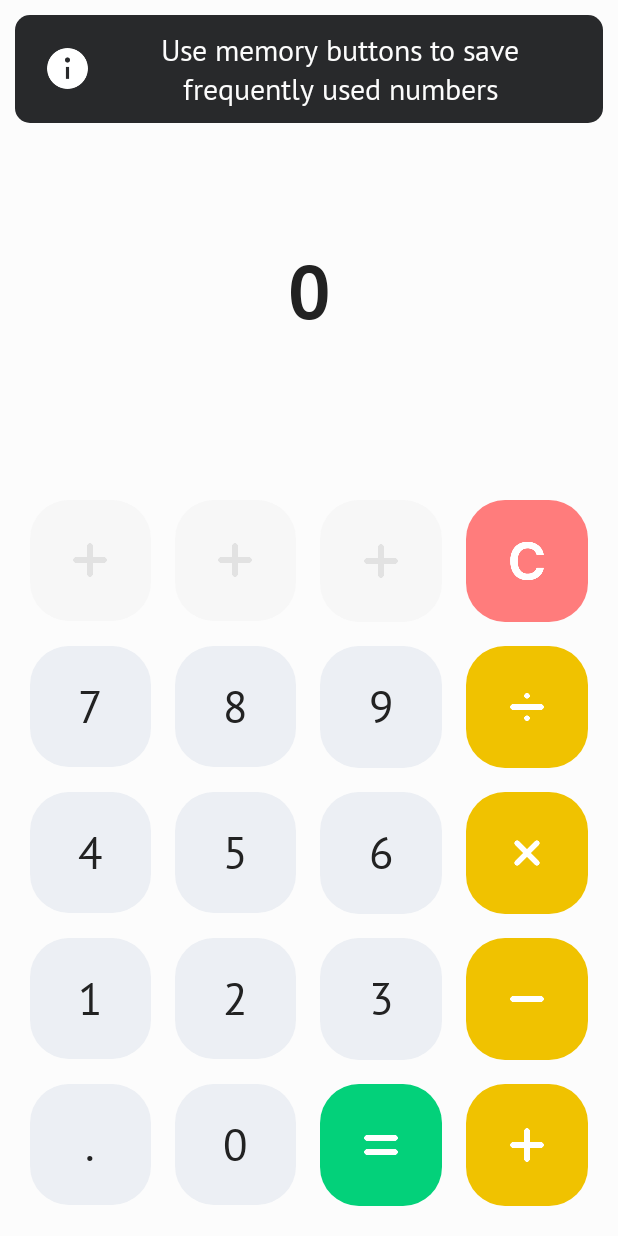
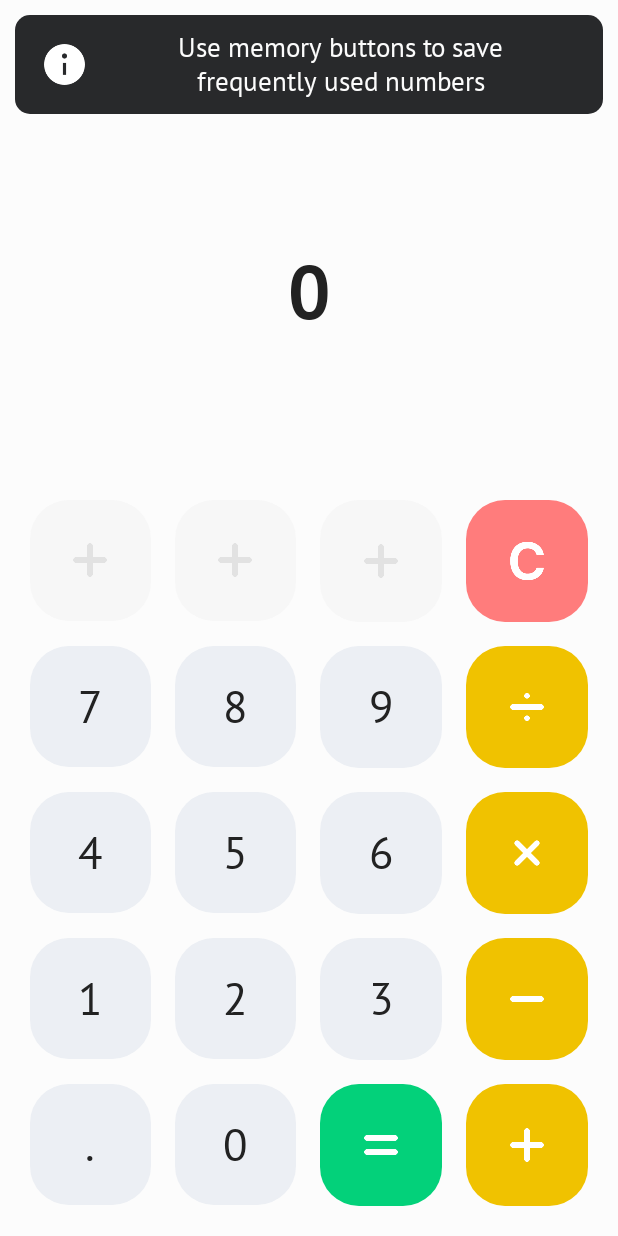
Before and after one commit to chervonyi/calculator2, an Android app: the screen it shows after launch (MainActivity), on a phone screen of 412 x 824 dp. Run offline under Robolectric (Android 15) with nearby library versions, the phone set to English and light mode, and no system bars.

Commit message:
Enable support of tablets

```diff
--- /dev/null
+++ b/Calculator/app/src/main/res/layout-sw600dp/activity_main.xml
@@ -0,0 +1,359 @@
+<?xml version="1.0" encoding="utf-8"?>
+<FrameLayout xmlns:android="http://schemas.android.com/apk/res/android"
+    xmlns:app="http://schemas.android.com/apk/res-auto"
+    xmlns:tools="http://schemas.android.com/tools"
+    android:layout_width="match_parent"
+    android:layout_height="match_parent"
+    tools:context=".MainActivity"
+    android:background="?attr/backgroundColor">
+
+
+    <LinearLayout
+        android:layout_width="match_parent"
+        android:layout_height="match_parent"
+        android:orientation="vertical">
+
+        <!--  CHANGE THIS ICON LATER      -->
+        <ImageButton
+            android:id="@+id/buttonChangeTheme"
+            android:layout_width="50dp"
+            android:layout_height="50dp"
+            android:layout_marginStart="5dp"
+            android:layout_marginTop="5dp"
+            android:src="@drawable/ic_moon_transparent"
+            android:background="@null"
+            android:scaleType="fitCenter"
+            android:padding="12dp"
+            android:onClick="onClickChangeTheme"
+            android:contentDescription="@string/change_theme_content_description"
+            android:visibility="invisible"/>
+
+        <TextView
+            android:id="@+id/mainTextView"
+            android:layout_width="match_parent"
+            android:layout_height="0dp"
+            android:layout_weight="1"
+            android:gravity="center"
+            android:textSize="50sp"
+            android:fontFamily="@font/ptsans_bold"
+            android:textColor="?attr/headerFontMainColor"
+            android:maxLines="1"
+            android:maxLength="9"
+            android:textAlignment="center"
+            android:text="@string/expression_start"/>
+
+        <LinearLayout
+            android:layout_width="match_parent"
+            android:layout_height="wrap_content"
+            android:layout_marginBottom="40dp"
+            android:layout_marginStart="20dp"
+            android:layout_marginEnd="20dp"
+            android:orientation="vertical">
+
+            <LinearLayout
+                android:layout_width="match_parent"
+                android:layout_height="wrap_content"
+                android:gravity="center"
+                android:orientation="horizontal">
+
+                <room106.calculator.CalculatorButton
+                    android:id="@+id/buttonMemory0"
+                    android:layout_width="@dimen/calculatorButtonSize"
+                    android:layout_height="@dimen/calculatorButtonSize"
+                    app:src="@drawable/ic_plus"
+                    app:buttonBackground="@drawable/empty_memory_slot_button"
+                    app:type="memory"
+                    android:onClick="onClickMemoryButton" />
+
+                <Space
+                    android:layout_width="@dimen/numberDividerSize"
+                    android:layout_height="match_parent"/>
+
+                <room106.calculator.CalculatorButton
+                    android:id="@+id/buttonMemory1"
+                    android:layout_width="@dimen/calculatorButtonSize"
+                    android:layout_height="@dimen/calculatorButtonSize"
+                    app:src="@drawable/ic_plus"
+                    app:buttonBackground="@drawable/empty_memory_slot_button"
+                    app:type="memory"
+                    android:onClick="onClickMemoryButton"/>
+
+                <Space
+                    android:layout_width="@dimen/numberDividerSize"
+                    android:layout_height="match_parent"/>
+
+                <room106.calculator.CalculatorButton
+                    android:id="@+id/buttonMemory2"
+                    android:layout_width="@dimen/calculatorButtonSize"
+                    android:layout_height="@dimen/calculatorButtonSize"
+                    app:src="@drawable/ic_plus"
+                    app:buttonBackground="@drawable/empty_memory_slot_button"
+                    app:type="memory"
+                    android:onClick="onClickMemoryButton"/>
+
+                <Space
+                    android:layout_width="@dimen/numberDividerSize"
+                    android:layout_height="match_parent"/>
+
+                <room106.calculator.CalculatorButton
+                    android:id="@+id/buttonErase"
+                    android:layout_width="@dimen/calculatorButtonSize"
+                    android:layout_height="@dimen/calculatorButtonSize"
+                    app:src="@drawable/ic_erase"
+                    app:buttonBackground="@drawable/erase_button"
+                    app:type="erase"
+                    android:onClick="onClickEraseButton"/>
+
+            </LinearLayout>
+
+            <Space
+                android:layout_width="match_parent"
+                android:layout_height="@dimen/numberDividerSize"/>
+
+            <LinearLayout
+                android:layout_width="match_parent"
+                android:layout_height="match_parent"
+                android:gravity="center"
+                android:orientation="horizontal">
+
+                <room106.calculator.CalculatorButton
+                    android:id="@+id/buttonNum7"
+                    android:layout_width="@dimen/calculatorButtonSize"
+                    android:layout_height="@dimen/calculatorButtonSize"
+                    app:text="7"
+                    app:buttonBackground="@drawable/number_button"
+                    app:type="digit"
+                    android:onClick="onClickDigit"/>
+
+                <Space
+                    android:layout_width="@dimen/numberDividerSize"
+                    android:layout_height="match_parent"/>
+
+                <room106.calculator.CalculatorButton
+                    android:id="@+id/buttonNum8"
+                    android:layout_width="@dimen/calculatorButtonSize"
+                    android:layout_height="@dimen/calculatorButtonSize"
+                    app:text="8"
+                    app:buttonBackground="@drawable/number_button"
+                    app:type="digit"
+                    android:onClick="onClickDigit"/>
+
+                <Space
+                    android:layout_width="@dimen/numberDividerSize"
+                    android:layout_height="match_parent"/>
+
+                <room106.calculator.CalculatorButton
+                    android:id="@+id/buttonNum9"
+                    android:layout_width="@dimen/calculatorButtonSize"
+                    android:layout_height="@dimen/calculatorButtonSize"
+                    app:text="9"
+                    app:buttonBackground="@drawable/number_button"
+                    app:type="digit"
+                    android:onClick="onClickDigit"/>
+
+                <Space
+                    android:layout_width="@dimen/numberDividerSize"
+                    android:layout_height="match_parent"/>
+
+                <room106.calculator.CalculatorButton
+                    android:id="@+id/buttonOpDivision"
+                    android:layout_width="@dimen/calculatorButtonSize"
+                    android:layout_height="@dimen/calculatorButtonSize"
+                    app:src="@drawable/ic_division"
+                    app:buttonBackground="@drawable/operation_button"
+                    app:type="operation"
+                    android:onClick="onClickOperationButton"/>
+
+            </LinearLayout>
+
+            <Space
+                android:layout_width="match_parent"
+                android:layout_height="@dimen/numberDividerSize"/>
+
+            <LinearLayout
+                android:layout_width="match_parent"
+                android:layout_height="match_parent"
+                android:gravity="center"
+                android:orientation="horizontal">
+
+                <room106.calculator.CalculatorButton
+                    android:id="@+id/buttonNum4"
+                    android:layout_width="@dimen/calculatorButtonSize"
+                    android:layout_height="@dimen/calculatorButtonSize"
+                    app:text="4"
+                    app:buttonBackground="@drawable/number_button"
+                    app:type="digit"
+                    android:onClick="onClickDigit"/>
+
+                <Space
+                    android:layout_width="@dimen/numberDividerSize"
+                    android:layout_height="match_parent"/>
+
+                <room106.calculator.CalculatorButton
+                    android:id="@+id/buttonNum5"
+                    android:layout_width="@dimen/calculatorButtonSize"
+                    android:layout_height="@dimen/calculatorButtonSize"
+                    app:text="5"
+                    app:buttonBackground="@drawable/number_button"
+                    app:type="digit"
+                    android:onClick="onClickDigit"/>
+
+                <Space
+                    android:layout_width="@dimen/numberDividerSize"
+                    android:layout_height="match_parent"/>
+
+                <room106.calculator.CalculatorButton
+                    android:id="@+id/buttonNum6"
+                    android:layout_width="@dimen/calculatorButtonSize"
+                    android:layout_height="@dimen/calculatorButtonSize"
+                    app:text="6"
+                    app:buttonBackground="@drawable/number_button"
+                    app:type="digit"
+                    android:onClick="onClickDigit"/>
+
+                <Space
+                    android:layout_width="@dimen/numberDividerSize"
+                    android:layout_height="match_parent"/>
+
+                <room106.calculator.CalculatorButton
+                    android:id="@+id/buttonOpMultiply"
+                    android:layout_width="@dimen/calculatorButtonSize"
+                    android:layout_height="@dimen/calculatorButtonSize"
+                    app:src="@drawable/ic_multiply"
+                    app:buttonBackground="@drawable/operation_button"
+                    app:type="operation"
+                    android:onClick="onClickOperationButton"/>
+
+            </LinearLayout>
+
+            <Space
+                android:layout_width="match_parent"
+                android:layout_height="@dimen/numberDividerSize"/>
+
+            <LinearLayout
+                android:layout_width="match_parent"
+                android:layout_height="match_parent"
+                android:gravity="center"
+                android:orientation="horizontal">
+
+                <room106.calculator.CalculatorButton
+                    android:id="@+id/buttonNum1"
+                    android:layout_width="@dimen/calculatorButtonSize"
+                    android:layout_height="@dimen/calculatorButtonSize"
+                    app:text="1"
+                    app:buttonBackground="@drawable/number_button"
+                    app:type="digit"
+                    android:onClick="onClickDigit"/>
+
+                <Space
+                    android:layout_width="@dimen/numberDividerSize"
+                    android:layout_height="match_parent"/>
+
+                <room106.calculator.CalculatorButton
+                    android:id="@+id/buttonNum2"
+                    android:layout_width="@dimen/calculatorButtonSize"
+                    android:layout_height="@dimen/calculatorButtonSize"
+                    app:text="2"
+                    app:buttonBackground="@drawable/number_button"
+                    app:type="digit"
+                    android:onClick="onClickDigit"/>
+
+                <Space
+                    android:layout_width="@dimen/numberDividerSize"
+                    android:layout_height="match_parent"/>
+
+                <room106.calculator.CalculatorButton
+                    android:id="@+id/buttonNum3"
+                    android:layout_width="@dimen/calculatorButtonSize"
+                    android:layout_height="@dimen/calculatorButtonSize"
+                    app:text="3"
+                    app:buttonBackground="@drawable/number_button"
+                    app:type="digit"
+                    android:onClick="onClickDigit"/>
+
+                <Space
+                    android:layout_width="@dimen/numberDividerSize"
+                    android:layout_height="match_parent"/>
+
+                <room106.calculator.CalculatorButton
+                    android:id="@+id/buttonOpSubtract"
+                    android:layout_width="@dimen/calculatorButtonSize"
+                    android:layout_height="@dimen/calculatorButtonSize"
+                    app:src="@drawable/ic_subtract"
+                    app:buttonBackground="@drawable/operation_button"
+                    app:type="operation"
+                    android:onClick="onClickOperationButton"/>
+
+            </LinearLayout>
+
+            <Space
+                android:layout_width="match_parent"
+                android:layout_height="@dimen/numberDividerSize"/>
+
+            <LinearLayout
+                android:layout_width="match_parent"
+                android:layout_height="match_parent"
+                android:gravity="center"
+                android:orientation="horizontal">
+
+                <room106.calculator.CalculatorButton
+                    android:id="@+id/buttonDecimalPoint"
+                    android:layout_width="@dimen/calculatorButtonSize"
+                    android:layout_height="@dimen/calculatorButtonSize"
+                    app:text="."
+                    app:buttonBackground="@drawable/number_button"
+                    app:type="digit"
+                    android:onClick="onClickDecimalPoint"/>
+
+                <Space
+                    android:layout_width="@dimen/numberDividerSize"
+                    android:layout_height="match_parent"/>
+
+                <room106.calculator.CalculatorButton
+                    android:id="@+id/buttonNum0"
+                    android:layout_width="@dimen/calculatorButtonSize"
+                    android:layout_height="@dimen/calculatorButtonSize"
+                    app:text="0"
+                    app:buttonBackground="@drawable/number_button"
+                    app:type="digit"
+                    android:onClick="onClickDigit"/>
+
+                <Space
+                    android:layout_width="@dimen/numberDividerSize"
+                    android:layout_height="match_parent"/>
+
+                <room106.calculator.CalculatorButton
+                    android:id="@+id/buttonCalculation"
+                    android:layout_width="@dimen/calculatorButtonSize"
+                    android:layout_height="@dimen/calculatorButtonSize"
+                    app:src="@drawable/ic_equal"
+                    app:buttonBackground="@drawable/calculation_button"
+                    app:type="calculation"
+                    android:onClick="onClickCalculationButton"/>
+
+                <Space
+                    android:layout_width="@dimen/numberDividerSize"
+                    android:layout_height="match_parent"/>
+
+                <room106.calculator.CalculatorButton
+                    android:id="@+id/buttonOpAdd"
+                    android:layout_width="@dimen/calculatorButtonSize"
+                    android:layout_height="@dimen/calculatorButtonSize"
+                    app:src="@drawable/ic_plus_white"
+                    app:buttonBackground="@drawable/operation_button"
+                    app:type="operation"
+                    android:onClick="onClickOperationButton"/>
+
+            </LinearLayout>
+        </LinearLayout>
+
+    </LinearLayout>
+
+    <room106.calculator.InfoPanelView
+        android:id="@+id/infoPanelView"
+        android:layout_width="match_parent"
+        android:layout_height="wrap_content"
+        android:visibility="invisible"
+        android:layout_margin="20dp"/>
+
+</FrameLayout>
--- a/Calculator/app/src/main/res/layout/info_panel_layout.xml
+++ b/Calculator/app/src/main/res/layout/info_panel_layout.xml
@@ -6,7 +6,7 @@
     android:layout_width="match_parent"
     android:layout_height="wrap_content"
     android:background="@drawable/info_panel"
-    android:padding="10dp"
+    android:padding="8dp"
     android:layout_margin="10dp"
     android:gravity="center">
 
@@ -24,10 +24,10 @@
         android:layout_width="0dp"
         android:layout_height="wrap_content"
         android:layout_weight="1"
-        android:text="@string/info_2"
+        android:text="@string/info_1"
         android:textColor="?attr/infoPanelFontColor"
         android:fontFamily="@font/ptsans_regular"
-        android:textSize="20sp"
+        android:textSize="18sp"
         android:textAlignment="center"
         android:layout_marginStart="10dp"
         android:layout_marginEnd="18dp"/>
--- a/Calculator/app/src/main/res/values/dimens.xml
+++ b/Calculator/app/src/main/res/values/dimens.xml
@@ -1,6 +1,6 @@
 <?xml version="1.0" encoding="utf-8"?>
 <resources>
-    <dimen name="calculatorButtonSize">74dp</dimen>
+    <dimen name="calculatorButtonSize">100dp</dimen>
     <dimen name="calculatorButtonCornerRadius">26dp</dimen>
 
     <dimen name="numberDividerSize">16dp</dimen>
--- a/Calculator/app/src/main/res/values/strings.xml
+++ b/Calculator/app/src/main/res/values/strings.xml
@@ -4,6 +4,6 @@
     <string name="change_theme_content_description">Change Theme</string>
 
     <string name="info_1">Use memory buttons to save frequently used numbers</string>
-    <string name="info_2">Use long click to rewrite memory slot value</string>
+    <string name="info_2">Press and hold memory button to rewrite a value</string>
     <string name="info_content_description">Info</string>
 </resources>
```
